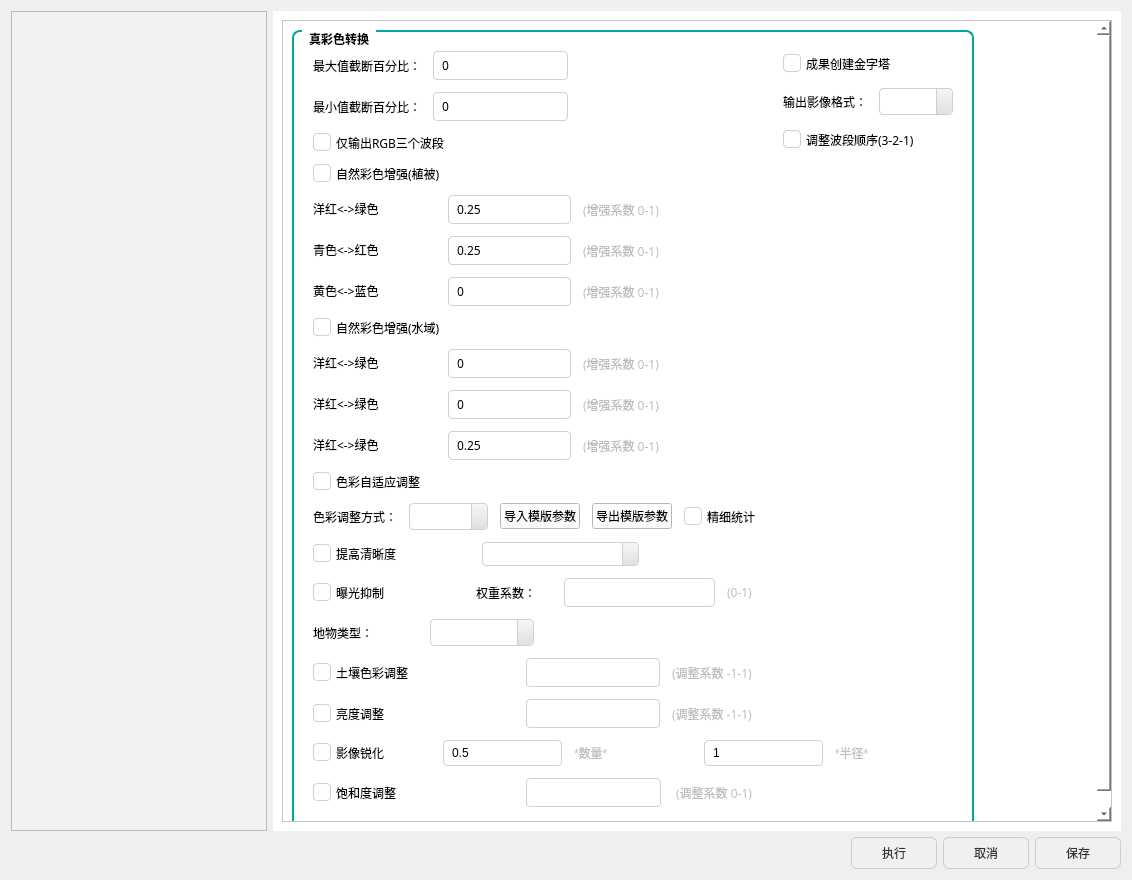
Old version of the form IMAGEPS/SystemConfig.ui in the repository cokecat-z/IMAGEPS.
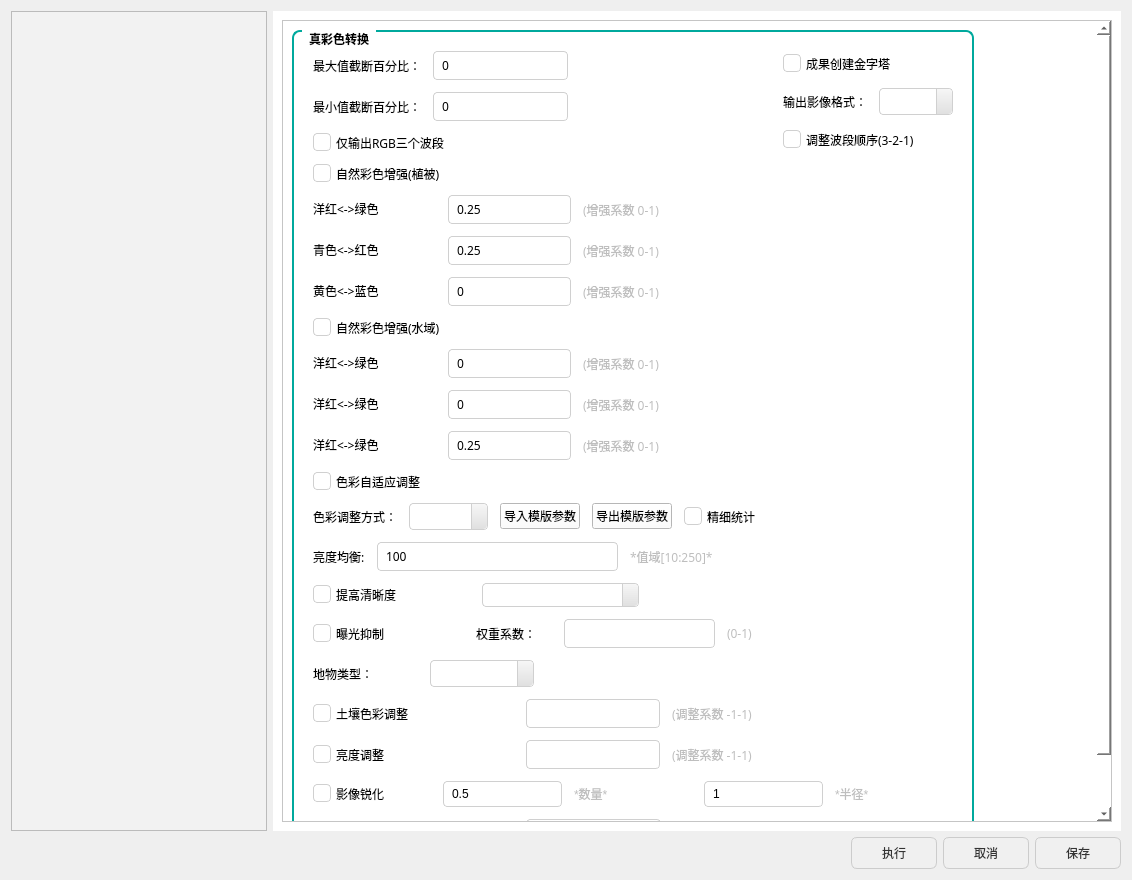
New version of the form. The open tabs and pages were chosen to show the change. Icons and pictures are not drawn.

What changed in the file:
```diff
--- a/IMAGEPS/SystemConfig.ui
+++ b/IMAGEPS/SystemConfig.ui
@@ -7012,8 +7012,8 @@
                <rect>
                 <x>0</x>
                 <y>0</y>
-                <width>531</width>
-                <height>860</height>
+                <width>532</width>
+                <height>900</height>
                </rect>
               </property>
               <layout class="QGridLayout" name="gridLayout_52" rowstretch="6,1" columnstretch="6,1">
@@ -7864,6 +7864,74 @@
                       </item>
                      </layout>
                     </item>
+                    <item>
+                     <layout class="QHBoxLayout" name="horizontalLayout_118">
+                      <item>
+                       <widget class="QLabel" name="label_115">
+                        <property name="font">
+                         <font>
+                          <family>Source Han Sans SC Medium</family>
+                          <pointsize>9</pointsize>
+                          <weight>7</weight>
+                          <italic>false</italic>
+                          <bold>false</bold>
+                         </font>
+                        </property>
+                        <property name="text">
+                         <string>亮度均衡:</string>
+                        </property>
+                       </widget>
+                      </item>
+                      <item>
+                       <widget class="QLineEdit" name="lineEdit_61">
+                        <property name="font">
+                         <font>
+                          <family>Source Han Sans SC Medium</family>
+                          <pointsize>9</pointsize>
+                          <weight>7</weight>
+                          <italic>false</italic>
+                          <bold>false</bold>
+                         </font>
+                        </property>
+                        <property name="text">
+                         <string>100</string>
+                        </property>
+                       </widget>
+                      </item>
+                      <item>
+                       <widget class="QLabel" name="label_117">
+                        <property name="enabled">
+                         <bool>false</bool>
+                        </property>
+                        <property name="font">
+                         <font>
+                          <family>Source Han Sans SC Medium</family>
+                          <pointsize>9</pointsize>
+                          <weight>7</weight>
+                          <italic>false</italic>
+                          <bold>false</bold>
+                         </font>
+                        </property>
+                        <property name="text">
+                         <string>*值域[10:250]*</string>
+                        </property>
+                       </widget>
+                      </item>
+                      <item>
+                       <spacer name="horizontalSpacer_95">
+                        <property name="orientation">
+                         <enum>Qt::Horizontal</enum>
+                        </property>
+                        <property name="sizeHint" stdset="0">
+                         <size>
+                          <width>40</width>
+                          <height>20</height>
+                         </size>
+                        </property>
+                       </spacer>
+                      </item>
+                     </layout>
+                    </item>
                     <item>
                      <layout class="QHBoxLayout" name="horizontalLayout_97" stretch="1,1,2">
                       <item>
```
Left out of the diff: 33 changed lines with no effect on the pictures.
